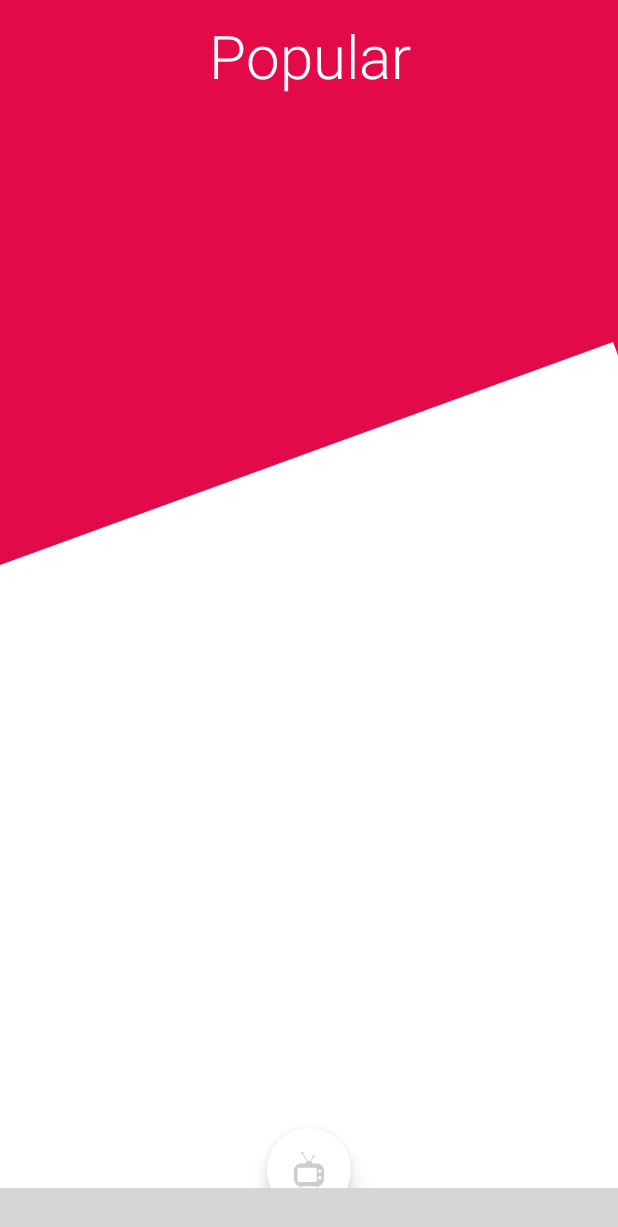
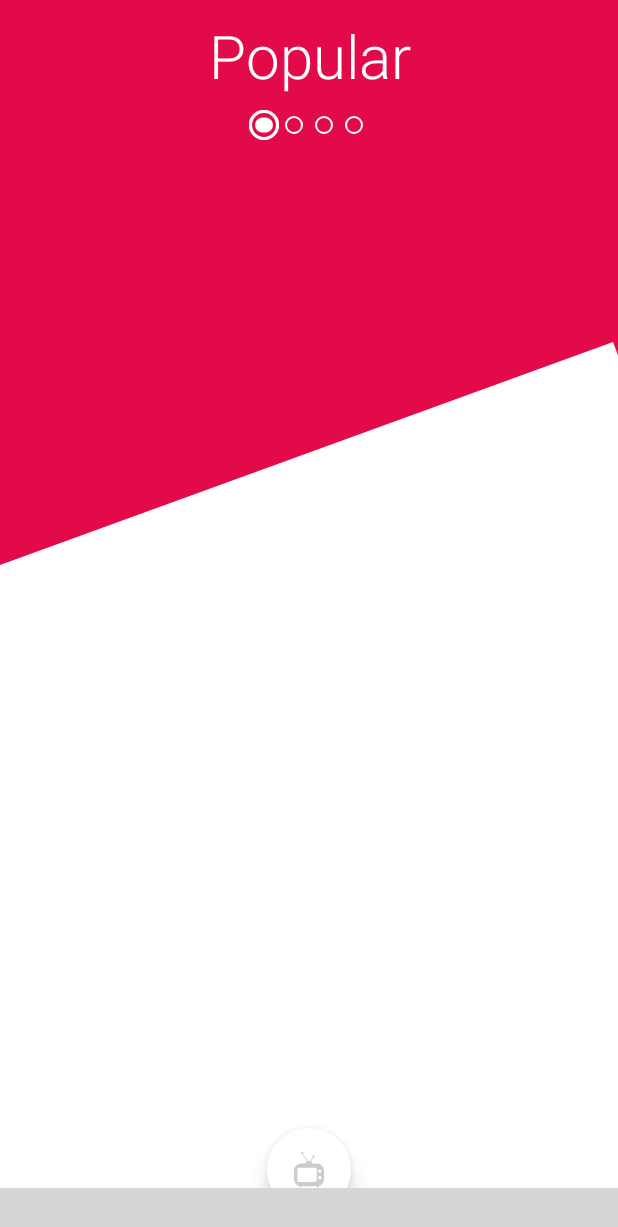
Before and after one commit to ahmedabdelmoula/Cinecasa, an Android app: the HomeFragment screen opened directly, with no data from a screen before it, on a phone screen of 412 x 824 dp. Shown: the top 1227 px of the screen. Run offline under Robolectric (Android 15) with nearby library versions, the phone set to English and light mode, and no system bars; our stand-ins replace CircleImageView, Picasso, Volley, data binding; libraries missing offline, so code that uses them is left out: android.support.v7, com.bartoszlipinski.viewpropertyobjectanimator, com.makeramen.roundedimageview, com.nostra13.universalimageloader, it.gmariotti.cardslib; plain views replace RoundedImageView; network calls fail; pictures from the network do not load; Roboto replaces fonts that are not available here; 20 statements that could not run were skipped; grey boxes are pictures that could not be loaded.

Commit message:
indicator

```diff
--- a/app/src/main/java/esprit/tn/cinecasa/fragments/HomeFragment.java
+++ b/app/src/main/java/esprit/tn/cinecasa/fragments/HomeFragment.java
@@ -9,6 +9,8 @@ import android.support.v4.view.ViewPager;
 import android.view.LayoutInflater;
 import android.view.View;
 import android.view.ViewGroup;
+
+import com.ogaclejapan.smarttablayout.SmartTabLayout;
 
 import java.util.ArrayList;
 import java.util.List;
@@ -36,7 +38,7 @@ public class HomeFragment extends Fragment {
 
         ViewPager vpChild = (ViewPager) view.findViewById(R.id.vpChild);
 
-        vpChild.setOffscreenPageLimit(0);
+        vpChild.setOffscreenPageLimit(4);
 
         fragments = new ArrayList<>(4);
 
@@ -44,6 +46,9 @@ public class HomeFragment extends Fragment {
 
         adapter = new VpAdapter(getChildFragmentManager(), fragments);
         vpChild.setAdapter(adapter);
+
+        SmartTabLayout viewPagerTab = (SmartTabLayout) view.findViewById(R.id.viewpagertab);
+        viewPagerTab.setViewPager(vpChild);
 
         return view;
     }
--- /dev/null
+++ b/app/src/main/res/drawable-hdpi/custom_circle.xml
@@ -0,0 +1,13 @@
+<?xml version="1.0" encoding="utf-8"?>
+<shape
+  xmlns:android="http://schemas.android.com/apk/res/android"
+  android:shape="oval"
+  >
+
+  <solid android:color="@android:color/transparent"/>
+
+  <stroke
+    android:width="1dp"
+    android:color="@color/colorSecondary"
+    />
+</shape>
--- /dev/null
+++ b/app/src/main/res/layout/custom_tab_circle.xml
@@ -0,0 +1,10 @@
+<?xml version="1.0" encoding="utf-8"?>
+<View
+  xmlns:android="http://schemas.android.com/apk/res/android"
+  android:layout_width="12dp"
+  android:layout_height="12dp"
+  android:layout_gravity="center_vertical"
+  android:layout_marginLeft="4dp"
+  android:layout_marginRight="4dp"
+  android:background="@drawable/custom_circle"
+  />
--- a/app/src/main/res/layout/demo_fragment_gplay_card.xml
+++ b/app/src/main/res/layout/demo_fragment_gplay_card.xml
@@ -28,10 +28,10 @@
         android:id="@+id/type"
         android:layout_width="match_parent"
         android:layout_height="wrap_content"
+        android:fontFamily="sans-serif-light"
         android:gravity="center"
         android:paddingBottom="10dp"
         android:paddingTop="10dp"
-        android:fontFamily="sans-serif-light"
         android:textColor="@color/colorSecondary"
         android:textSize="40dp" />
 
@@ -39,7 +39,8 @@
     <ScrollView
         android:layout_width="match_parent"
         android:layout_height="wrap_content"
-        android:layout_below="@id/type">
+        android:layout_below="@id/type"
+        android:layout_marginTop="27dp">
 
         <FrameLayout
             android:layout_width="match_parent"
--- a/app/src/main/res/layout/fragment_home.xml
+++ b/app/src/main/res/layout/fragment_home.xml
@@ -1,10 +1,51 @@
 <?xml version="1.0" encoding="utf-8"?>
-<LinearLayout
-    xmlns:android="http://schemas.android.com/apk/res/android"
+<RelativeLayout xmlns:android="http://schemas.android.com/apk/res/android"
+    xmlns:app="http://schemas.android.com/apk/res-auto"
     android:layout_width="match_parent"
     android:layout_height="match_parent"
-    android:orientation="vertical"
-    android:gravity="center">
+    android:gravity="center"
+    android:orientation="vertical">
+
+
+    <TextView
+        android:id="@+id/type"
+        android:layout_width="match_parent"
+        android:layout_height="wrap_content"
+        android:fontFamily="sans-serif-light"
+        android:gravity="center"
+        android:paddingBottom="10dp"
+        android:paddingTop="10dp"
+        android:textColor="@color/colorSecondary"
+        android:textSize="40dp" />
+
+    <LinearLayout
+        android:layout_marginTop="-10dp"
+        android:layout_width="match_parent"
+        android:layout_height="wrap_content"
+        android:layout_below="@id/type"
+        android:gravity="center">
+
+        <com.ogaclejapan.smarttablayout.SmartTabLayout
+
+            android:id="@+id/viewpagertab"
+            android:layout_width="wrap_content"
+            android:layout_margin="3dp"
+            android:layout_height="32dp"
+            android:layout_gravity="center"
+            android:foregroundGravity="center"
+            app:stl_clickable="false"
+            app:stl_customTabTextLayoutId="@layout/custom_tab_circle"
+            app:stl_dividerColor="@color/transparent"
+            app:stl_dividerThickness="0dp"
+            app:stl_indicatorColor="@color/colorSecondary"
+            app:stl_indicatorCornerRadius="100dp"
+            app:stl_indicatorGravity="center"
+            app:stl_indicatorInterpolation="smart"
+            app:stl_indicatorThickness="10dp"
+            app:stl_underlineColor="@color/transparent"
+            app:stl_underlineThickness="0dp" />
+    </LinearLayout>
+
 
     <android.support.v4.view.ViewPager
         android:id="@+id/vpChild"
@@ -13,4 +54,4 @@
         android:layout_above="@id/bnve" />
 
 
-</LinearLayout>
+</RelativeLayout>
--- a/library-floating/src/main/res/values/colors.xml
+++ b/library-floating/src/main/res/values/colors.xml
@@ -20,4 +20,5 @@
     <color name="clear_btn_color">#787878</color>
     <color name="overflow_icon_color">#787878</color>
     <color name="hint_color">#808080</color>
+    <color name="icon_disabled">#FF63727B</color>
 </resources>
```
